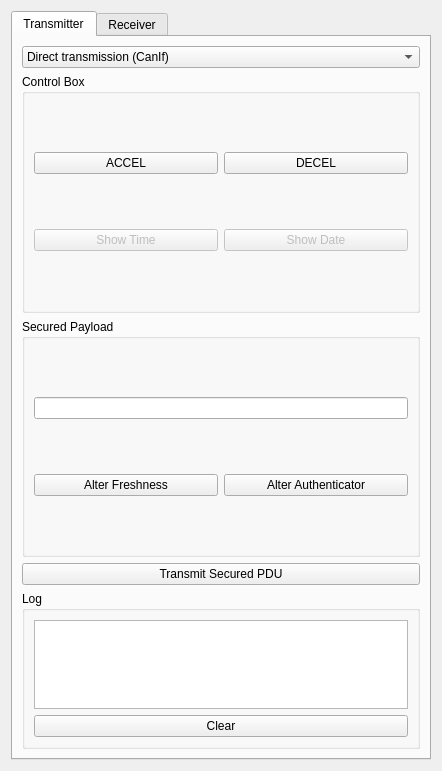
Old version of the form GUI/GUI.ui in the repository HosamAboabla/Autosar_SecOC.
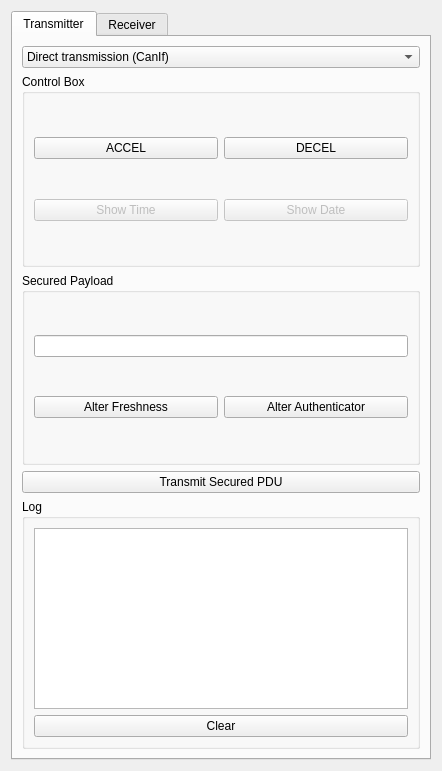
New version of the form. Custom widgets are drawn as their Qt base class.

Commit message: Logger height

```diff
--- a/GUI/GUI.ui
+++ b/GUI/GUI.ui
@@ -258,7 +258,7 @@
          <property name="maximumSize">
           <size>
            <width>16777215</width>
-           <height>158</height>
+           <height>250</height>
           </size>
          </property>
          <property name="title">
@@ -279,7 +279,7 @@
             <property name="maximumSize">
              <size>
               <width>16777215</width>
-              <height>16777215</height>
+              <height>250</height>
              </size>
             </property>
             <property name="sizeIncrement">
```
The commit also changes 1 other file.
